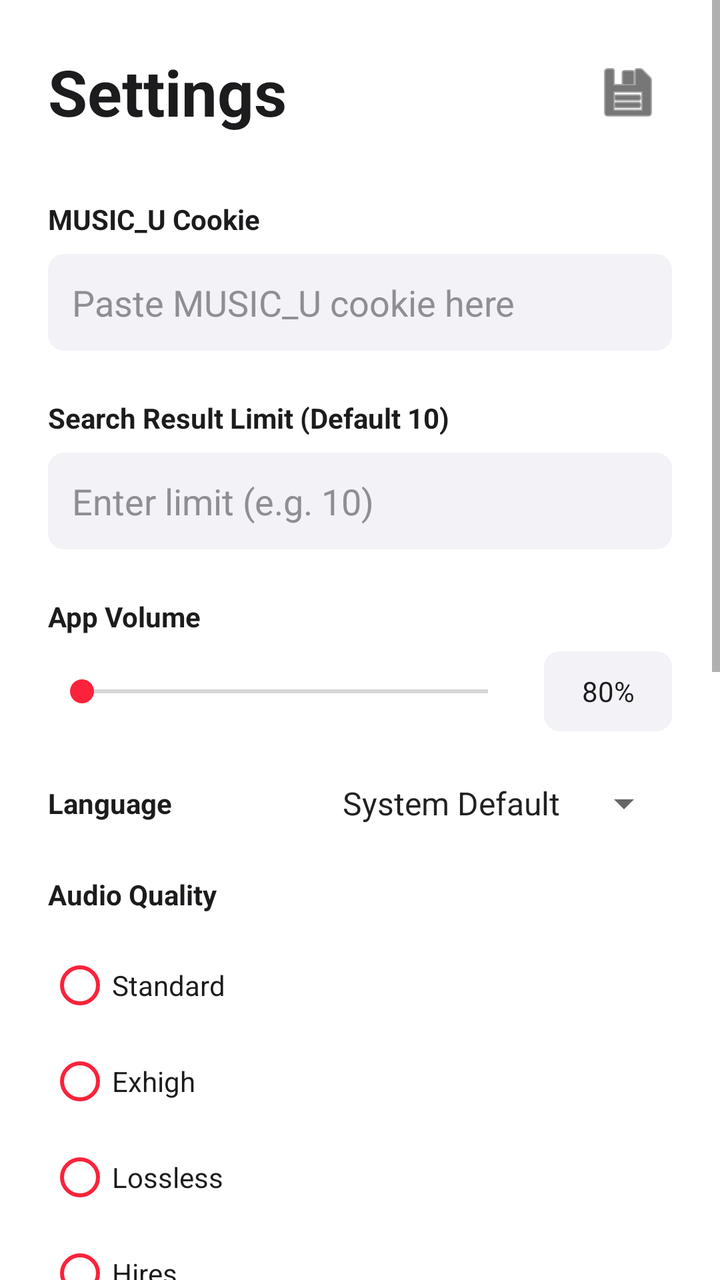
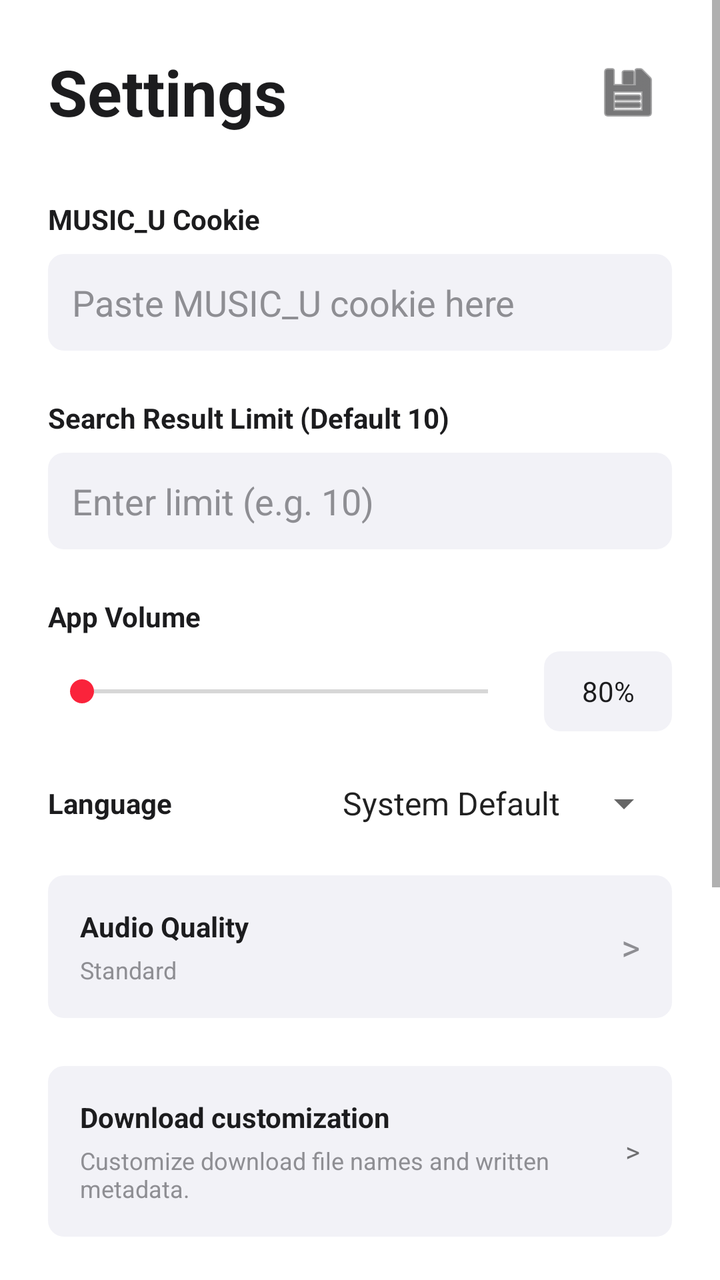

An Android layout rendered at two revisions. The XML below is the earlier revision; the diff shows what the commit changed to produce the second picture.
<!-- AndroidManifest.xml: application theme Theme.MLNetease -->
<!-- res/layout/fragment_settings.xml -->
<?xml version="1.0" encoding="utf-8"?>
<ScrollView xmlns:android="http://schemas.android.com/apk/res/android"
    xmlns:app="http://schemas.android.com/apk/res-auto"
    android:layout_width="match_parent"
    android:layout_height="match_parent"
    android:background="@color/background_primary"
    android:focusable="true"
    android:focusableInTouchMode="true"
    android:clickable="true">

    <LinearLayout
        android:id="@+id/settings_inner_container"
        android:layout_width="match_parent"
        android:layout_height="wrap_content"
        android:orientation="vertical"
        android:padding="24dp">

        <LinearLayout
            android:layout_width="match_parent"
            android:layout_height="wrap_content"
            android:layout_marginBottom="32dp"
            android:gravity="center_vertical"
            android:orientation="horizontal">

            <TextView
                android:layout_width="0dp"
                android:layout_height="wrap_content"
                android:layout_weight="1"
                android:text="@string/settings"
                android:textColor="@color/text_primary"
                android:textSize="32sp"
                android:textStyle="bold" />

            <ImageButton
                android:id="@+id/btn_settings_backup"
                android:layout_width="44dp"
                android:layout_height="44dp"
                android:background="?attr/selectableItemBackgroundBorderless"
                android:contentDescription="@string/settings_backup_content_description"
                android:padding="10dp"
                android:src="@android:drawable/ic_menu_save"
                app:tint="@color/text_primary" />
        </LinearLayout>

        <TextView
            android:layout_width="wrap_content"
            android:layout_height="wrap_content"
            android:text="@string/title_music_u_cookie"
            android:textColor="@color/text_primary"
            android:textStyle="bold"
            android:layout_marginBottom="8dp"/>

        <EditText
            android:id="@+id/input_music_u"
            android:layout_width="match_parent"
            android:layout_height="wrap_content"
            android:hint="@string/hint_music_u_cookie"
            android:textColor="@color/text_primary"
            android:textColorHint="@color/text_secondary"
            android:background="@drawable/search_background"
            android:padding="12dp"
            android:inputType="textPassword"
            android:layout_marginBottom="24dp"/>

        <TextView
            android:layout_width="wrap_content"
            android:layout_height="wrap_content"
            android:text="@string/title_search_limit"
            android:textColor="@color/text_primary"
            android:textStyle="bold"
            android:layout_marginBottom="8dp"/>

        <EditText
            android:id="@+id/input_search_limit"
            android:layout_width="match_parent"
            android:layout_height="wrap_content"
            android:hint="@string/hint_search_limit"
            android:textColor="@color/text_primary"
            android:textColorHint="@color/text_secondary"
            android:background="@drawable/search_background"
            android:padding="12dp"
            android:inputType="number"
            android:layout_marginBottom="24dp"/>

        <TextView
            android:layout_width="wrap_content"
            android:layout_height="wrap_content"
            android:text="@string/title_app_volume"
            android:textColor="@color/text_primary"
            android:textStyle="bold"
            android:layout_marginBottom="8dp"/>

        <LinearLayout
            android:layout_width="match_parent"
            android:layout_height="wrap_content"
            android:orientation="horizontal"
            android:gravity="center_vertical"
            android:layout_marginBottom="24dp">

            <SeekBar
                android:id="@+id/seekbar_app_volume"
                android:layout_width="0dp"
                android:layout_height="wrap_content"
                android:layout_weight="1"
                android:max="100"
                android:minHeight="32dp"
                android:paddingVertical="4dp"
                android:thumbOffset="8dp"/>

            <TextView
                android:id="@+id/text_app_volume_value"
                android:layout_width="wrap_content"
                android:layout_height="40dp"
                android:minWidth="64dp"
                android:gravity="center"
                android:layout_marginStart="12dp"
                android:paddingHorizontal="12dp"
                android:text="80%"
                android:textColor="@color/text_primary"
                android:background="@drawable/search_background"/>
        </LinearLayout>

        <LinearLayout
            android:layout_width="match_parent"
            android:layout_height="wrap_content"
            android:orientation="horizontal"
            android:gravity="center_vertical"
            android:layout_marginBottom="24dp">

            <TextView
                android:layout_width="0dp"
                android:layout_height="wrap_content"
                android:layout_weight="1"
                android:text="@string/language_title"
                android:textColor="@color/text_primary"
                android:textStyle="bold"/>

            <Spinner
                android:id="@+id/spinner_language"
                android:layout_width="wrap_content"
                android:layout_height="wrap_content"
                android:entries="@array/language_options"/>
        </LinearLayout>

        <TextView
            android:layout_width="wrap_content"
            android:layout_height="wrap_content"
            android:text="@string/title_audio_quality"
            android:textColor="@color/text_primary"
            android:textStyle="bold"
            android:layout_marginBottom="12dp"/>

        <RadioGroup
            android:id="@+id/quality_group"
            android:layout_width="match_parent"
            android:layout_height="wrap_content"
            android:layout_marginBottom="24dp">

            <RadioButton
                android:id="@+id/quality_standard"
                android:layout_width="match_parent"
                android:layout_height="wrap_content"
                android:text="@string/type_audio_quality_standard"
                android:textColor="@color/text_primary"
                android:buttonTint="@color/brand_primary"
                android:paddingVertical="8dp"/>

            <RadioButton
                    android:id="@+id/quality_exhigh"
                android:layout_width="match_parent"
                android:layout_height="wrap_content"
                android:text="@string/type_audio_quality_exhigh"
                android:textColor="@color/text_primary"
                android:buttonTint="@color/brand_primary"
                android:paddingVertical="8dp"/>

            <RadioButton
                android:id="@+id/quality_lossless"
                android:layout_width="match_parent"
                android:layout_height="wrap_content"
                android:text="@string/type_audio_quality_lossless"
                android:textColor="@color/text_primary"
                android:buttonTint="@color/brand_primary"
                android:paddingVertical="8dp"/>

            <RadioButton
                android:id="@+id/quality_hires"
                android:layout_width="match_parent"
                android:layout_height="wrap_content"
                android:text="@string/type_audio_quality_hires"
                android:textColor="@color/text_primary"
                android:buttonTint="@color/brand_primary"
                android:paddingVertical="8dp"/>

            <RadioButton
                android:id="@+id/quality_jyeffect"
                android:layout_width="match_parent"
                android:layout_height="wrap_content"
                android:text="@string/type_audio_quality_jyeffect"
                android:textColor="@color/text_primary"
                android:buttonTint="@color/brand_primary"
                android:paddingVertical="8dp"/>

            <RadioButton
                android:id="@+id/quality_sky"
                android:layout_width="match_parent"
                android:layout_height="wrap_content"
                android:text="@string/type_audio_quality_sky"
                android:textColor="@color/text_primary"
                android:buttonTint="@color/brand_primary"
                android:paddingVertical="8dp"/>

            <RadioButton
                android:id="@+id/quality_jymaster"
                android:layout_width="match_parent"
                android:layout_height="wrap_content"
                android:text="@string/type_audio_quality_jymaster"
                android:textColor="@color/text_primary"
                android:buttonTint="@color/brand_primary"
                android:paddingVertical="8dp"/>
        </RadioGroup>

        <LinearLayout
            android:id="@+id/layout_download_customize"
            android:layout_width="match_parent"
            android:layout_height="wrap_content"
            android:background="@drawable/search_background"
            android:gravity="center_vertical"
            android:orientation="horizontal"
            android:padding="16dp"
            android:layout_marginBottom="24dp">

            <LinearLayout
                android:layout_width="0dp"
                android:layout_height="wrap_content"
                android:layout_weight="1"
                android:orientation="vertical">

                <TextView
                    android:layout_width="wrap_content"
                    android:layout_height="wrap_content"
                    android:text="@string/download_customize_title"
                    android:textColor="@color/text_primary"
                    android:textStyle="bold" />

                <TextView
                    android:id="@+id/text_download_customize_summary"
                    android:layout_width="wrap_content"
                    android:layout_height="wrap_content"
                    android:layout_marginTop="4dp"
                    android:text="@string/download_customize_subtitle"
                    android:textColor="@color/text_secondary"
                    android:textSize="12sp" />
            </LinearLayout>

            <TextView
                android:layout_width="wrap_content"
                android:layout_height="wrap_content"
                android:text=">">
            </TextView>
        </LinearLayout>

        <LinearLayout
            android:layout_width="match_parent"
            android:layout_height="wrap_content"
            android:orientation="horizontal"
            android:gravity="center_vertical"
            android:layout_marginBottom="24dp">

            <TextView
                android:layout_width="0dp"
                android:layout_height="wrap_content"
                android:layout_weight="1"
                android:text="@string/title_lyric_translation"
                android:textColor="@color/text_primary"
                android:textStyle="bold"/>

            <Switch
                android:id="@+id/switch_translation_integration"
                android:layout_width="wrap_content"
                android:layout_height="wrap_content"/>
        </LinearLayout>

        
        <LinearLayout
            android:layout_width="match_parent"
            android:layout_height="wrap_content"
            android:orientation="horizontal"
            android:gravity="center_vertical"
            android:layout_marginBottom="12dp">

            <TextView
                android:layout_width="0dp"
                android:layout_height="wrap_content"
                android:layout_weight="1"
                android:text="@string/title_floating_lyrics"
                android:textColor="@color/text_primary"
                android:textStyle="bold"/>

            <Switch
                android:id="@+id/switch_floating_lyrics"
                android:layout_width="wrap_content"
                android:layout_height="wrap_content"/>
        </LinearLayout>

        <LinearLayout
            android:id="@+id/layout_floating_settings"
            android:layout_width="match_parent"
            android:layout_height="wrap_content"
            android:orientation="vertical"
            android:visibility="gone"
            android:layout_marginBottom="24dp">

             <TextView
                android:layout_width="wrap_content"
                android:layout_height="wrap_content"
                android:text="@string/title_lyric_highlight_color"
                android:textColor="@color/text_primary"
                android:layout_marginBottom="8dp"/>

             
             <LinearLayout
                 style="?android:attr/buttonBarStyle"
                 android:layout_width="match_parent"
                 android:layout_height="wrap_content"
                 android:orientation="horizontal">

                 <Button
                     android:id="@+id/btn_color_red"
                     style="?android:attr/buttonBarButtonStyle"
                     android:layout_width="40dp"
                     android:layout_height="40dp"
                     android:backgroundTint="@color/lyrics_color_red"
                     android:layout_marginEnd="8dp" />

                 <Button
                     android:id="@+id/btn_color_blue"
                     style="?android:attr/buttonBarButtonStyle"
                     android:layout_width="40dp"
                     android:layout_height="40dp"
                     android:backgroundTint="@color/lyrics_color_blue"
                     android:layout_marginEnd="8dp" />

                 <Button
                     android:id="@+id/btn_color_green"
                     style="?android:attr/buttonBarButtonStyle"
                     android:layout_width="40dp"
                     android:layout_height="40dp"
                     android:backgroundTint="@color/lyrics_color_green"
                     android:layout_marginEnd="8dp" />

                 <Button
                     android:id="@+id/btn_color_yellow"
                     style="?android:attr/buttonBarButtonStyle"
                     android:layout_width="40dp"
                     android:layout_height="40dp"
                     android:backgroundTint="@color/lyrics_color_yellow"
                     android:layout_marginEnd="8dp" />

                 <Button
                     android:id="@+id/btn_color_purple"
                     style="?android:attr/buttonBarButtonStyle"
                     android:layout_width="40dp"
                     android:layout_height="40dp"
                     android:backgroundTint="@color/lyrics_color_purple"
                     android:layout_marginEnd="8dp"/>
             </LinearLayout>

             <TextView
                android:layout_width="wrap_content"
                android:layout_height="wrap_content"
                android:text="@string/title_font_size"
                android:textColor="@color/text_primary"
                android:layout_marginTop="12dp"
                android:layout_marginBottom="8dp"/>

             <LinearLayout
                 android:layout_width="match_parent"
                 android:layout_height="wrap_content"
                 android:gravity="center_vertical">
                 <Button
                     android:id="@+id/btn_size_minus"
                     android:layout_width="50dp"
                     android:layout_height="wrap_content"
                     android:text="-"/>
                 <TextView
                     android:id="@+id/text_font_size"
                     android:layout_width="wrap_content"
                     android:layout_height="wrap_content"
                     android:text="16"
                     android:textColor="@color/text_primary"
                     android:layout_marginHorizontal="16dp"/>
                 <Button
                     android:id="@+id/btn_size_plus"
                     android:layout_width="50dp"
                     android:layout_height="wrap_content"
                     android:text="+"/>
             </LinearLayout>

             <TextView
                android:layout_width="wrap_content"
                android:layout_height="wrap_content"
                android:text="@string/preview"
                android:textColor="@color/text_primary"
                android:layout_marginTop="12dp"
                android:layout_marginBottom="8dp"/>

             <FrameLayout
                 android:layout_width="match_parent"
                 android:layout_height="wrap_content"
                 android:background="@drawable/bg_floating_window"
                 android:padding="12dp">
                 <LinearLayout
                     android:layout_width="match_parent"
                     android:layout_height="wrap_content"
                     android:orientation="vertical"
                     android:gravity="center">
                     <TextView
                         android:id="@+id/text_lyric_preview_current"
                         android:layout_width="match_parent"
                         android:layout_height="wrap_content"
                         android:gravity="center"
                         android:text="@string/lyrics_preview_line_one"
                         android:singleLine="true"
                         android:shadowColor="@color/lyrics_preview_shadow_color"
                         android:shadowDx="2"
                         android:shadowDy="2"
                         android:shadowRadius="4"
                         android:paddingBottom="4dp"/>
                     <TextView
                         android:id="@+id/text_lyric_preview_next"
                         android:layout_width="match_parent"
                         android:layout_height="wrap_content"
                         android:gravity="center"
                         android:text="@string/lyrics_preview_line_two"
                         android:textColor="@color/lyrics_preview_text_color"
                         android:singleLine="true"
                         android:shadowColor="@color/lyrics_preview_shadow_color"
                         android:shadowDx="2"
                         android:shadowDy="2"
                         android:shadowRadius="4"/>
                 </LinearLayout>
             </FrameLayout>
        </LinearLayout>

        <TextView
            android:id="@+id/text_version_info"
            android:layout_width="match_parent"
            android:layout_height="wrap_content"
            android:gravity="center"
            android:text="@string/defalut_app_info"
            android:textColor="@color/text_secondary"
            android:textSize="12sp"
            android:layout_marginTop="32dp"
            android:layout_marginBottom="8dp"
            android:lineSpacingExtra="4dp"/>

        <TextView
            android:id="@+id/text_disclaimer"
            android:layout_width="match_parent"
            android:layout_height="wrap_content"
            android:gravity="center"
            android:text="@string/disclaimer"
            android:textColor="@color/text_secondary"
            android:textSize="10sp"
            android:layout_marginTop="8dp"
            android:layout_marginBottom="16dp"
            android:paddingHorizontal="16dp"
            android:lineSpacingExtra="2dp"/>

    </LinearLayout>
</ScrollView>
<!-- resources referenced by this layout -->
<resources>
  <string-array name="language_options">
          <item>System Default</item>
          <item>English</item>
          <item>简体中文</item>
      </string-array>
  <color name="background_primary">#FFFFFF</color>
  <color name="brand_primary">#FA233B</color>
  <color name="lyrics_color_blue">#2196F3</color>
  <color name="lyrics_color_green">#4CAF50</color>
  <color name="lyrics_color_purple">#9C27B0</color>
  <color name="lyrics_color_red">#F44336</color>
  <color name="lyrics_color_yellow">#FFEB3B</color>
  <color name="lyrics_preview_shadow_color">#FF000000</color>
  <color name="lyrics_preview_text_color">#DDDDDD</color>
  <color name="text_primary">#1C1C1E</color>
  <color name="text_secondary">#8E8E93</color>
  <!-- drawable bg_floating_window (drawable) -->
  <?xml version="1.0" encoding="utf-8"?>
  <shape xmlns:android="http://schemas.android.com/apk/res/android">
      <solid android:color="#99000000" />
      <corners android:radius="12dp" />
      <stroke android:width="1dp" android:color="#33FFFFFF" />
  </shape>
  <!-- drawable search_background (drawable) -->
  <?xml version="1.0" encoding="utf-8"?>
  <shape xmlns:android="http://schemas.android.com/apk/res/android">
      <solid android:color="@color/background_secondary"/>
      <corners android:radius="8dp"/>
  </shape>
  <string name="defalut_app_info" translatable="false">Version: v0.0.0 | Author: Midairlogn\nML-Netease_Android © 2026 | GPLv3 LICENSE</string>
  <string name="disclaimer">This tool is for learning and communication purposes only and is not an official application of NetEase Cloud Music.\nPlease support genuine music.\nWhen using this tool, please abide by relevant laws and regulations and respect the work of musicians.</string>
  <string name="download_customize_subtitle">Customize download file names and written metadata.</string>
  <string name="download_customize_title">Download customization</string>
  <string name="hint_music_u_cookie">Paste MUSIC_U cookie here</string>
  <string name="hint_search_limit">Enter limit (e.g. 10)</string>
  <string name="language_title">Language</string>
  <string name="lyrics_preview_line_one">Current Lyric Preview</string>
  <string name="lyrics_preview_line_two">Next Lyric Preview</string>
  <string name="preview">Preview</string>
  <string name="settings">Settings</string>
  <string name="settings_backup_content_description">Import or export app data</string>
  <string name="title_app_volume">App Volume</string>
  <string name="title_audio_quality">Audio Quality</string>
  <string name="title_floating_lyrics">Desktop Floating Lyrics</string>
  <string name="title_font_size">Font Size</string>
  <string name="title_lyric_highlight_color">Lyric Highlight Color</string>
  <string name="title_lyric_translation">Lyric Translation Integration</string>
  <string name="title_music_u_cookie">MUSIC_U Cookie</string>
  <string name="title_search_limit">Search Result Limit (Default 10)</string>
  <string name="type_audio_quality_exhigh">Exhigh</string>
  <string name="type_audio_quality_hires">Hires</string>
  <string name="type_audio_quality_jyeffect">Jyeffect</string>
  <string name="type_audio_quality_jymaster">Jymaster</string>
  <string name="type_audio_quality_lossless">Lossless</string>
  <string name="type_audio_quality_sky">Sky</string>
  <string name="type_audio_quality_standard">Standard</string>
  <color name="background_secondary">#F2F2F7</color>
  <!-- unchanged entries left out for length: 1 -->
</resources>

<!-- the commit's change to res/layout/fragment_settings.xml (unified diff, before → after) -->
@@ -142,83 +142,49 @@
                 android:entries="@array/language_options"/>
         </LinearLayout>
 
-        <TextView
-            android:layout_width="wrap_content"
-            android:layout_height="wrap_content"
-            android:text="@string/title_audio_quality"
-            android:textColor="@color/text_primary"
-            android:textStyle="bold"
-            android:layout_marginBottom="12dp"/>
-
-        <RadioGroup
-            android:id="@+id/quality_group"
-            android:layout_width="match_parent"
-            android:layout_height="wrap_content"
-            android:layout_marginBottom="24dp">
-
-            <RadioButton
-                android:id="@+id/quality_standard"
-                android:layout_width="match_parent"
-                android:layout_height="wrap_content"
-                android:text="@string/type_audio_quality_standard"
-                android:textColor="@color/text_primary"
-                android:buttonTint="@color/brand_primary"
-                android:paddingVertical="8dp"/>
-
-            <RadioButton
-                    android:id="@+id/quality_exhigh"
-                android:layout_width="match_parent"
-                android:layout_height="wrap_content"
-                android:text="@string/type_audio_quality_exhigh"
-                android:textColor="@color/text_primary"
-                android:buttonTint="@color/brand_primary"
-                android:paddingVertical="8dp"/>
-
-            <RadioButton
-                android:id="@+id/quality_lossless"
-                android:layout_width="match_parent"
-                android:layout_height="wrap_content"
-                android:text="@string/type_audio_quality_lossless"
-                android:textColor="@color/text_primary"
-                android:buttonTint="@color/brand_primary"
-                android:paddingVertical="8dp"/>
-
-            <RadioButton
-                android:id="@+id/quality_hires"
-                android:layout_width="match_parent"
-                android:layout_height="wrap_content"
-                android:text="@string/type_audio_quality_hires"
-                android:textColor="@color/text_primary"
-                android:buttonTint="@color/brand_primary"
-                android:paddingVertical="8dp"/>
-
-            <RadioButton
-                android:id="@+id/quality_jyeffect"
-                android:layout_width="match_parent"
-                android:layout_height="wrap_content"
-                android:text="@string/type_audio_quality_jyeffect"
-                android:textColor="@color/text_primary"
-                android:buttonTint="@color/brand_primary"
-                android:paddingVertical="8dp"/>
-
-            <RadioButton
-                android:id="@+id/quality_sky"
-                android:layout_width="match_parent"
-                android:layout_height="wrap_content"
-                android:text="@string/type_audio_quality_sky"
-                android:textColor="@color/text_primary"
-                android:buttonTint="@color/brand_primary"
-                android:paddingVertical="8dp"/>
-
-            <RadioButton
-                android:id="@+id/quality_jymaster"
-                android:layout_width="match_parent"
-                android:layout_height="wrap_content"
-                android:text="@string/type_audio_quality_jymaster"
-                android:textColor="@color/text_primary"
-                android:buttonTint="@color/brand_primary"
-                android:paddingVertical="8dp"/>
-        </RadioGroup>
+        <LinearLayout
+            android:id="@+id/layout_audio_quality"
+            android:layout_width="match_parent"
+            android:layout_height="wrap_content"
+            android:layout_marginBottom="24dp"
+            android:background="@drawable/search_background"
+            android:clickable="true"
+            android:focusable="true"
+            android:foreground="?attr/selectableItemBackground"
+            android:gravity="center_vertical"
+            android:orientation="horizontal"
+            android:padding="16dp">
+
+            <LinearLayout
+                android:layout_width="0dp"
+                android:layout_height="wrap_content"
+                android:layout_weight="1"
+                android:orientation="vertical">
+
+                <TextView
+                    android:layout_width="wrap_content"
+                    android:layout_height="wrap_content"
+                    android:text="@string/title_audio_quality"
+                    android:textColor="@color/text_primary"
+                    android:textStyle="bold" />
+
+                <TextView
+                    android:id="@+id/text_audio_quality_value"
+                    android:layout_width="wrap_content"
+                    android:layout_height="wrap_content"
+                    android:layout_marginTop="4dp"
+                    android:text="@string/type_audio_quality_standard"
+                    android:textColor="@color/text_secondary"
+                    android:textSize="12sp" />
+            </LinearLayout>
+
+            <TextView
+                android:layout_width="wrap_content"
+                android:layout_height="wrap_content"
+                android:text=">"
+                android:textColor="@color/text_secondary"
+                android:textSize="18sp" />
+        </LinearLayout>
 
         <LinearLayout
             android:id="@+id/layout_download_customize"
<!-- resource entries referenced after the edit -->
@@ -49,12 +49,6 @@
   <string name="title_lyric_translation">Lyric Translation Integration</string>
   <string name="title_music_u_cookie">MUSIC_U Cookie</string>
   <string name="title_search_limit">Search Result Limit (Default 10)</string>
-  <string name="type_audio_quality_exhigh">Exhigh</string>
-  <string name="type_audio_quality_hires">Hires</string>
-  <string name="type_audio_quality_jyeffect">Jyeffect</string>
-  <string name="type_audio_quality_jymaster">Jymaster</string>
-  <string name="type_audio_quality_lossless">Lossless</string>
-  <string name="type_audio_quality_sky">Sky</string>
   <string name="type_audio_quality_standard">Standard</string>
   <color name="background_secondary">#F2F2F7</color>
   <!-- unchanged entries left out for length: 1 -->
